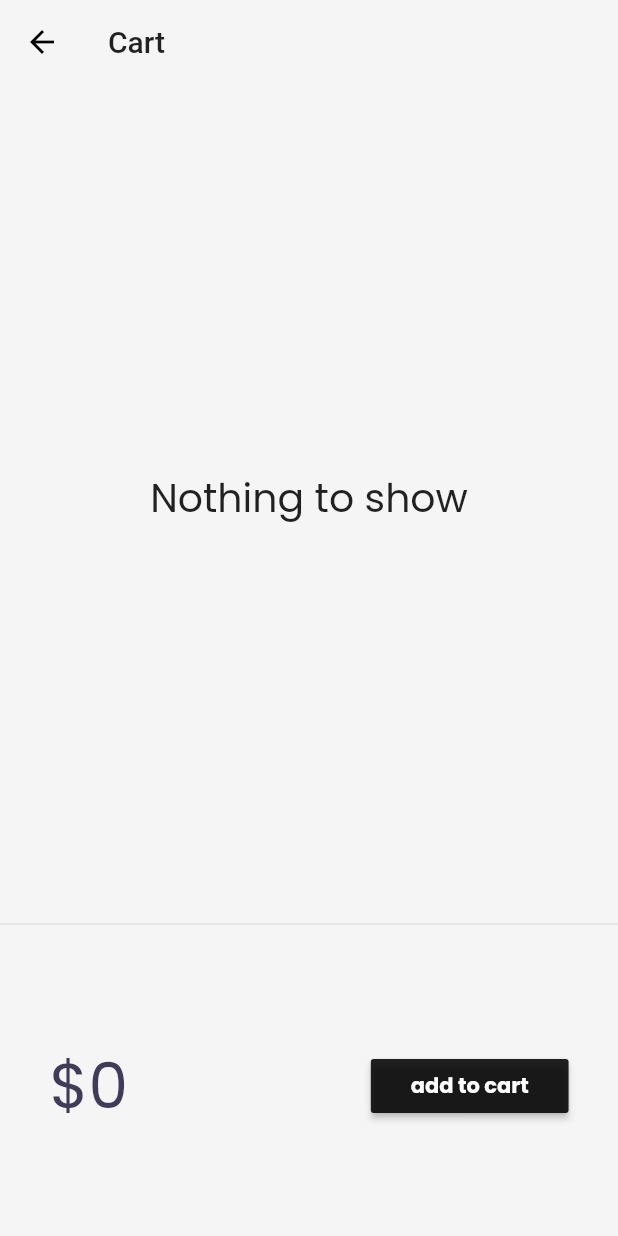
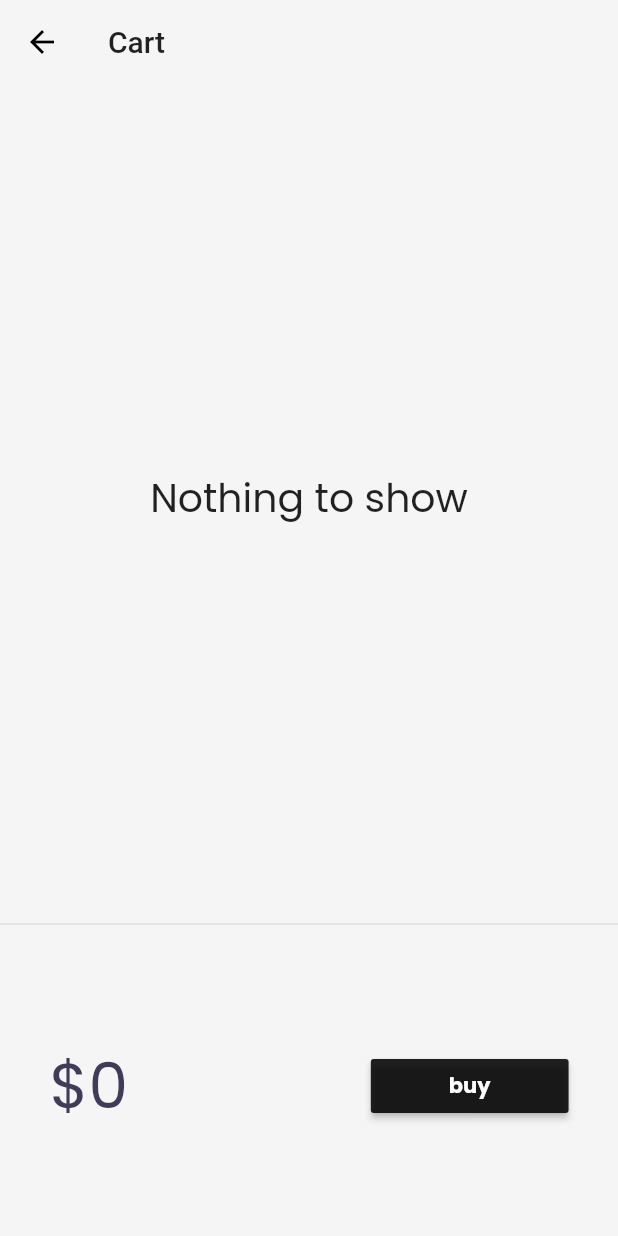
Before and after one commit to freedsalman/30DaysOfFlutter, a Flutter app: the CartPage screen opened by its route, on a phone screen of 412 x 824 dp. Run offline on Flutter 3.47's test engine with Material 2 defaults, Android fonts, the phone set to English and light mode, and no system bars; our stand-ins replace google_fonts, velocity_x.

Commit message:
day 26 completed

```diff
--- a/lib/models/cart.dart
+++ b/lib/models/cart.dart
@@ -1,16 +1,11 @@
 import 'package:flutter_catalog/models/catalog.dart';
 
 class CartModel {
-  static final cartModel = CartModel._internal();
-
-  CartModel._internal();
-
-  factory CartModel() => cartModel;
   // catalog field
   CatalogModel _catalog;
 
   // Collection of IDs - store Ids of each item
-  List<int> _itemIds = [];
+  final List<int> _itemIds = [];
 
   // Get Catalog
   CatalogModel get catalog => _catalog;
@@ -21,9 +16,7 @@ class CartModel {
   }
 
   // Get items in the cart
-  List<Item> get items {
-    return _itemIds.map((id) => _catalog.getById(id)).toList();
-  }
+  List<Item> get items => _itemIds.map((id) => _catalog.getById(id)).toList();
 
   // Get total price
   num get totalPrice =>
--- a/lib/models/catalog.dart
+++ b/lib/models/catalog.dart
@@ -1,12 +1,6 @@
 import 'dart:convert';
 
 class CatalogModel {
-  static final catModel = CatalogModel._internal();
-
-  CatalogModel._internal();
-
-  factory CatalogModel() => catModel;
-
   static List<Item> items;
 
   // Get Item by ID
--- a/lib/screens/cart_page.dart
+++ b/lib/screens/cart_page.dart
@@ -37,29 +37,22 @@ class _CartTotal extends StatelessWidget {
               .color(context.theme.accentColor)
               .make(),
           30.widthBox,
-
           RaisedButton(
             color: Colors.black87,
             child: Text(
-                "add to cart",
+              "buy",
               style:
                   TextStyle(fontWeight: FontWeight.bold, color: Colors.white),
             ),
             onPressed: () {},
           ).w32(context)
-
         ],
       ),
     );
   }
 }
 
-class _CartList extends StatefulWidget {
-  @override
-  __CartListState createState() => __CartListState();
-}
-
-class __CartListState extends State<_CartList> {
+class _CartList extends StatelessWidget {
   final _cart = CartModel();
   @override
   Widget build(BuildContext context) {
@@ -73,7 +66,7 @@ class __CartListState extends State<_CartList> {
                 icon: Icon(Icons.remove_circle_outline),
                 onPressed: () {
                   _cart.remove(_cart.items[index]);
-                  setState(() {});
+                  // setState(() {});
                 },
               ),
               title: _cart.items[index].name.text.make(),
```
Also changed, not shown: lib/models/core/store.dart (added, +14 -0 lines), lib/screens/home_detail_page.dart (line endings or trailing spaces), lib/screens/home_page.dart (line endings or trailing spaces). Lines whose indentation alone changed are shown as unchanged.
